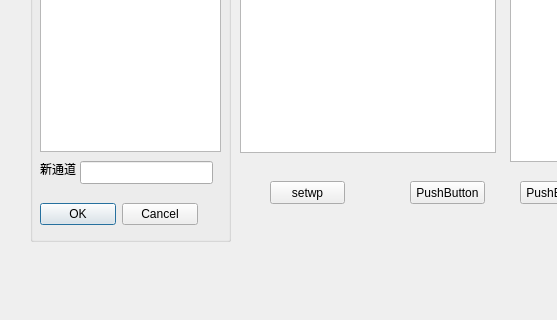
CarnationTL/cmd_sim, file cmdsimmw.ui: the form before one commit; both pictures show x 0 to 557 and y 309 to 629 of the 1019 by 629 pixel window.
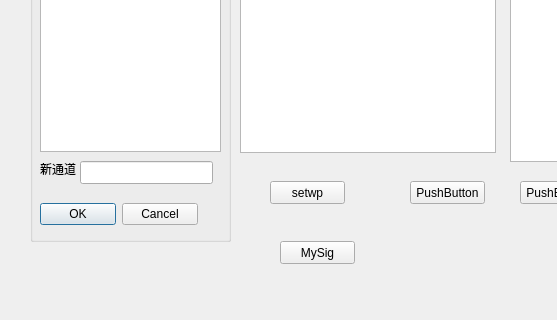
The form after the commit.

The edit to the form file:
```diff
--- a/cmdsimmw.ui
+++ b/cmdsimmw.ui
@@ -325,6 +325,19 @@
      <string>setwp</string>
     </property>
    </widget>
+   <widget class="QPushButton" name="btn_MySin">
+    <property name="geometry">
+     <rect>
+      <x>280</x>
+      <y>510</y>
+      <width>75</width>
+      <height>23</height>
+     </rect>
+    </property>
+    <property name="text">
+     <string>MySig</string>
+    </property>
+   </widget>
    <zorder>groupBox</zorder>
    <zorder>gBox_sig_sel</zorder>
    <zorder>layoutWidget</zorder>
```
Left out of the diff: 1 changed line with no effect on the pictures.
